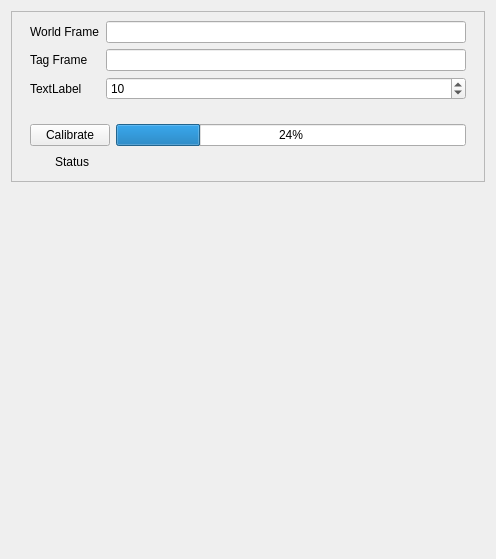
Before: the Qt Designer form riptide_rviz/riptide_rviz/src/MappingPanel.ui in osu-uwrt/riptide_gui, drawn with Qt 5.
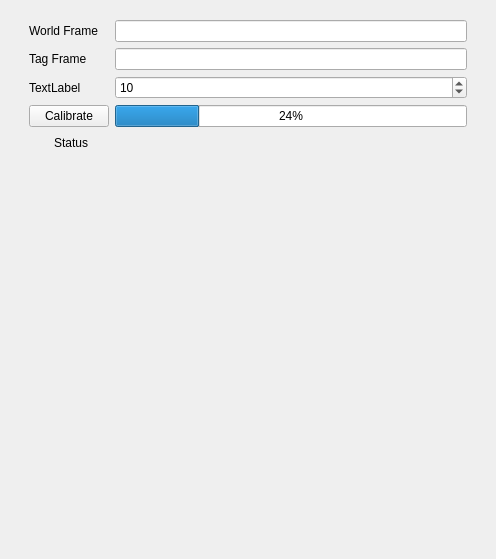
After: the same form once the commit is applied.

Commit message: added electrical panel, made mapping panel tweaks

Patch:
```diff
--- a/riptide_rviz/riptide_rviz/src/MappingPanel.ui
+++ b/riptide_rviz/riptide_rviz/src/MappingPanel.ui
@@ -15,13 +15,7 @@
   </property>
   <layout class="QVBoxLayout" name="verticalLayout">
    <item>
-    <widget class="QFrame" name="frame">
-     <property name="frameShape">
-      <enum>QFrame::StyledPanel</enum>
-     </property>
-     <property name="frameShadow">
-      <enum>QFrame::Raised</enum>
-     </property>
+    <widget class="QWidget" name="widget" native="true">
      <layout class="QVBoxLayout" name="verticalLayout_2">
       <property name="topMargin">
        <number>0</number>
@@ -38,6 +32,12 @@
          </size>
         </property>
         <layout class="QGridLayout" name="gridLayout">
+         <property name="bottomMargin">
+          <number>0</number>
+         </property>
+         <item row="0" column="1">
+          <widget class="QLineEdit" name="worldFrame"/>
+         </item>
          <item row="1" column="0">
           <widget class="QLabel" name="label_2">
            <property name="text">
@@ -45,13 +45,16 @@
            </property>
           </widget>
          </item>
-         <item row="2" column="0">
+         <item row="3" column="0">
           <widget class="QLabel" name="label_3">
            <property name="text">
             <string>TextLabel</string>
            </property>
           </widget>
          </item>
+         <item row="1" column="1">
+          <widget class="QLineEdit" name="tagFrame"/>
+         </item>
          <item row="0" column="0">
           <widget class="QLabel" name="label">
            <property name="text">
@@ -59,7 +62,7 @@
            </property>
           </widget>
          </item>
-         <item row="2" column="1">
+         <item row="3" column="1">
           <widget class="QSpinBox" name="numSamples">
            <property name="minimum">
             <number>1</number>
@@ -69,29 +72,14 @@
            </property>
           </widget>
          </item>
-         <item row="0" column="1">
-          <widget class="QLineEdit" name="worldFrame"/>
-         </item>
-         <item row="1" column="1">
-          <widget class="QLineEdit" name="tagFrame"/>
-         </item>
-        </layout>
-       </widget>
-      </item>
-      <item>
-       <widget class="QWidget" name="calibWidget" native="true">
-        <layout class="QHBoxLayout" name="horizontalLayout">
-         <property name="bottomMargin">
-          <number>0</number>
-         </property>
-         <item>
+         <item row="4" column="0">
           <widget class="QPushButton" name="calibButton">
            <property name="text">
             <string>Calibrate</string>
            </property>
           </widget>
          </item>
-         <item>
+         <item row="4" column="1">
           <widget class="QProgressBar" name="calibProgress">
            <property name="value">
             <number>24</number>
```
The commit also changes 5 other files.
